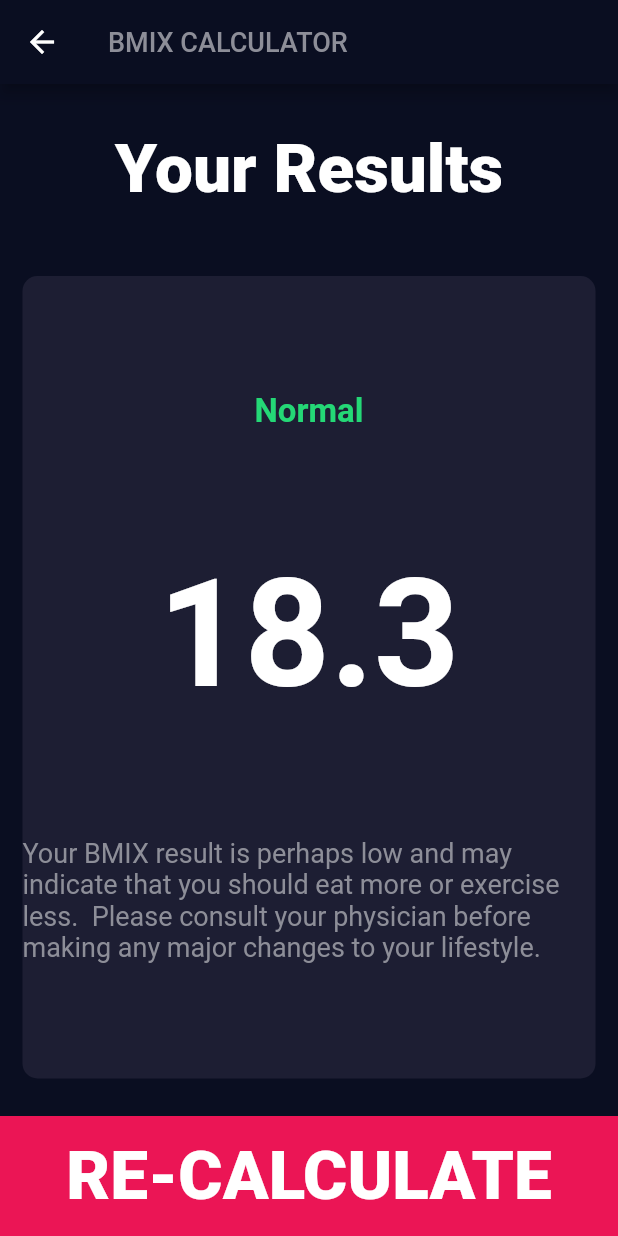
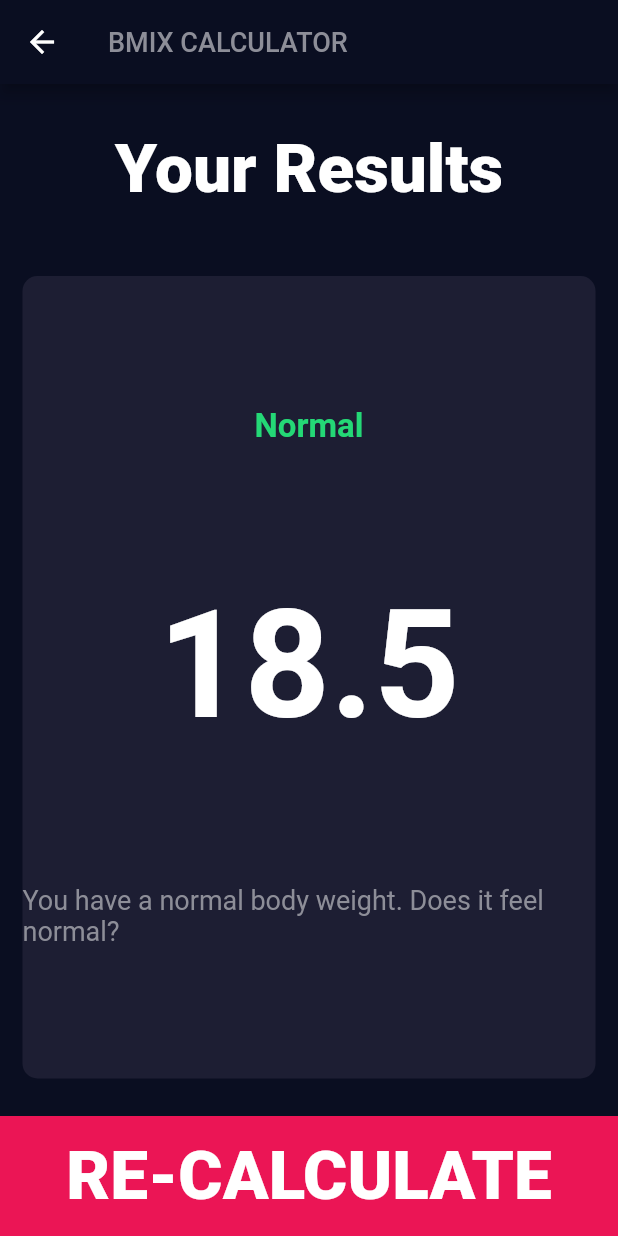
Before and after one commit to xpat/bmix, a Flutter app: the screen it shows after launch, after a tap on "CALCULATE", on a phone screen of 412 x 824 dp. Run offline on Flutter 3.47's test engine with Material 2 defaults, Android fonts, the phone set to English and light mode, and no system bars; our stand-ins replace font_awesome_flutter, google_fonts; Roboto replaces fonts that are missing (Aclonica, Simonetta).

Commit message:
update with completed bmi calculation funcionality.

```diff
--- a/lib/main.dart
+++ b/lib/main.dart
@@ -3,7 +3,7 @@ import 'package:flutter/material.dart';
 import 'package:bmi_calculator/screens/input_page.dart';
 //import 'package:google_fonts/google_fonts.dart';
 //import 'package:font_awesome_flutter/font_awesome_flutter.dart';
-
+import 'package:bmi_calculator/components/bottom_button.dart';
 
 void main() => runApp(BMICalculator());
 
@@ -16,12 +16,7 @@ class BMICalculator extends StatelessWidget {
         primaryColor: Color(0xFF0A0E21),
         scaffoldBackgroundColor: Color(0xFF0A0E21),
       ),
-//      home: InputPage(),
-    initialRoute: '/',
-      routes: {
-        '/': (context) => InputPage(),
-        '/second': (context) => ResultsPage(),
-      },
+      home: InputPage(),
     );
   }
 }
--- a/lib/screens/calculator_brain.dart
+++ b/lib/screens/calculator_brain.dart
@@ -0,0 +1,37 @@
+import 'dart:math';
+
+class CalculatorBrain {
+
+  CalculatorBrain({this.height, this.weight});
+
+  final int height;
+  final int weight;
+
+  double _bmi;
+
+  String calculateBMI() {
+    _bmi = weight / pow(height/100, 2);
+    return _bmi.toStringAsFixed(1);
+  }
+
+  String getResult() {
+    if(_bmi >= 25){
+      return 'You have a higher than normal body weight. Eat less or exercise more.';
+    } else if (_bmi > 18.5) {
+      return 'You have a normal body weight. Does it feel normal?';
+    } else {
+      return 'Your BMIX result is perhaps low and may indicate that you should eat more or exercise less.  Please consult your physician before making any major changes to your lifestyle.';
+    }
+  }
+
+  String getInterpretation() {
+
+    if(_bmi >= 25){
+      return 'Overweight';
+    } else if (_bmi > 18.5) {
+      return 'Normal';
+    } else {
+      return 'Underweight';
+    }
+  }
+}
--- a/lib/screens/input_page.dart
+++ b/lib/screens/input_page.dart
@@ -9,6 +9,8 @@ import 'package:bmi_calculator/components/reusable_card.dart';
 import 'package:bmi_calculator/constants.dart';
 import 'package:bmi_calculator/components/round_icon_buton.dart';
 import 'package:bmi_calculator/components/bottom_button.dart';
+import 'calculator_brain.dart';
+import 'package:bmi_calculator/screens/results_page.dart';
 
 enum Gender {
   male,
@@ -274,7 +276,17 @@ class _InputPageState extends State<InputPage> {
           BottomButton(
             buttonTitle: 'CALCULATE',
             onTap: () {
-              Navigator.pushNamed(context, '/second');
+
+             CalculatorBrain calc = CalculatorBrain(height: height, weight: weight);
+              Navigator.push(context,
+              MaterialPageRoute(
+                builder:(context) => ResultsPage(
+              bmiResult: calc.calculateBMI(),
+              resultText: calc.getResult(),
+              interpretation: calc.getInterpretation(),
+             ),
+              ),
+              );
             },
           ),
         ],
--- a/lib/screens/results_page.dart
+++ b/lib/screens/results_page.dart
@@ -5,6 +5,13 @@ import 'package:google_fonts/google_fonts.dart';
 import 'package:bmi_calculator/components/bottom_button.dart';
 
 class ResultsPage extends StatelessWidget {
+
+  ResultsPage({@required this.bmiResult, @required this.resultText, @required this.interpretation});
+
+  final String bmiResult;
+  final String resultText;
+  final String interpretation;
+
   @override
   Widget build(BuildContext context) {
     return Scaffold(
@@ -41,19 +48,19 @@ class ResultsPage extends StatelessWidget {
                 crossAxisAlignment: CrossAxisAlignment.center,
                 children: <Widget>[
                   Text(
-                    'Normal',
+                    interpretation,
                     style: GoogleFonts.aclonica(
                       textStyle: kResultsTextStyle,
                     ),
                   ),
                   Text(
-                    '18.3',
+                    bmiResult,
                     style: GoogleFonts.aclonica(
                       textStyle: kBMIResultNumberStyle,
                     ),
                   ),
                   Text(
-                    'Your BMIX result is perhaps low and may indicate that you should eat more or exercise less.  Please consult your physician before making any major changes to your lifestyle.',
+                    resultText,
                     style: GoogleFonts.simonetta(
                       textStyle: kLabelTextStyle,
                     ),
@@ -64,7 +71,7 @@ class ResultsPage extends StatelessWidget {
           ),BottomButton(
             buttonTitle: 'RE-CALCULATE',
             onTap: () {
-              Navigator.pushNamed(context, '/');
+            Navigator.pop(context);
             },
           ),
         ],
```
Also changed, not shown: 3 other files.
